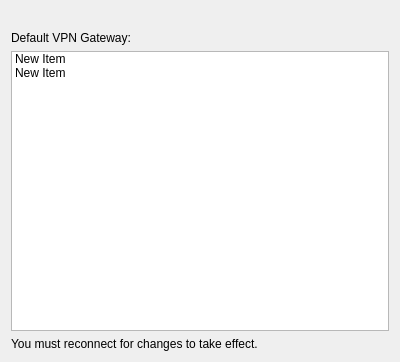
leapcode/bitmask_client, file src/leap/bitmask/gui/ui/preferences_vpn_page.ui: the form before one commit.
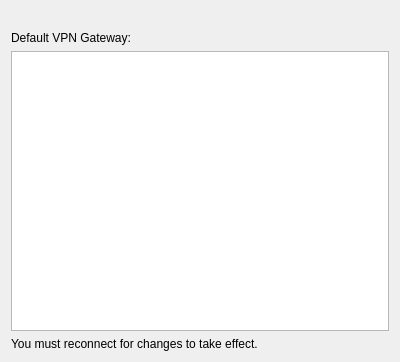
The form after the commit. Icons and pictures are not drawn.

Commit message: single pref win: clean up vpn pref error displaying & don't show dummy gateways in case of error.

```diff
--- a/src/leap/bitmask/gui/ui/preferences_vpn_page.ui
+++ b/src/leap/bitmask/gui/ui/preferences_vpn_page.ui
@@ -36,26 +36,6 @@
    </item>
    <item>
     <widget class="QListWidget" name="gateways_list">
-     <item>
-      <property name="text">
-       <string>New Item</string>
-      </property>
-      <property name="icon">
-       <iconset>
-        <normalon>:/images/countries/us.png</normalon>
-       </iconset>
-      </property>
-     </item>
-     <item>
-      <property name="text">
-       <string>New Item</string>
-      </property>
-      <property name="icon">
-       <iconset>
-        <normalon>:/images/countries/br.png</normalon>
-       </iconset>
-      </property>
-     </item>
     </widget>
    </item>
    <item>
```
The commit also changes 1 other file.
